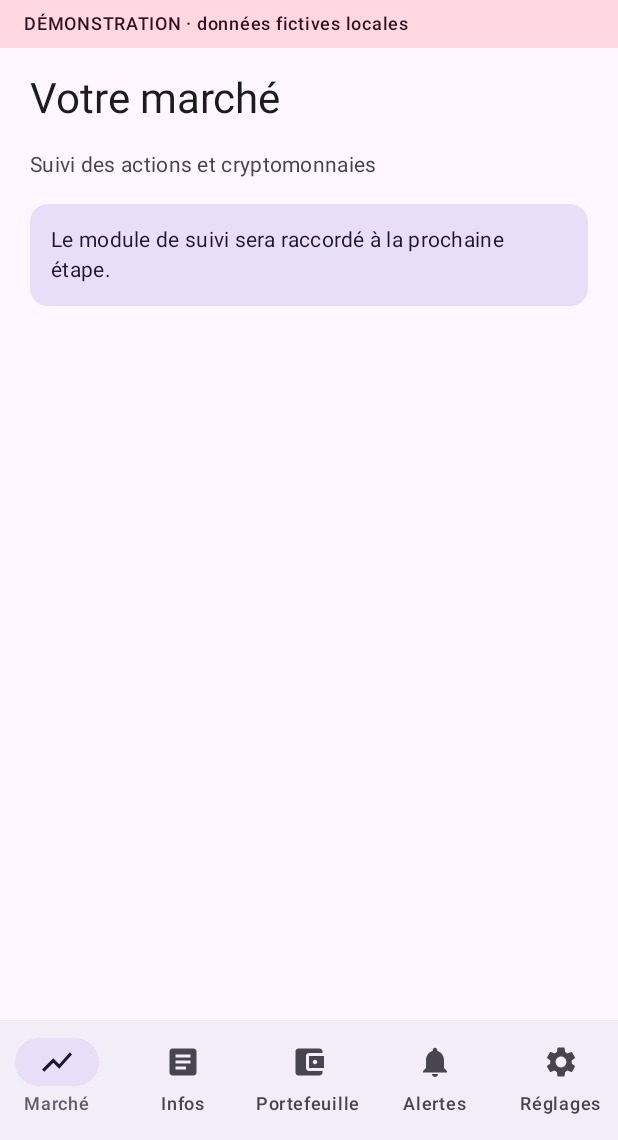
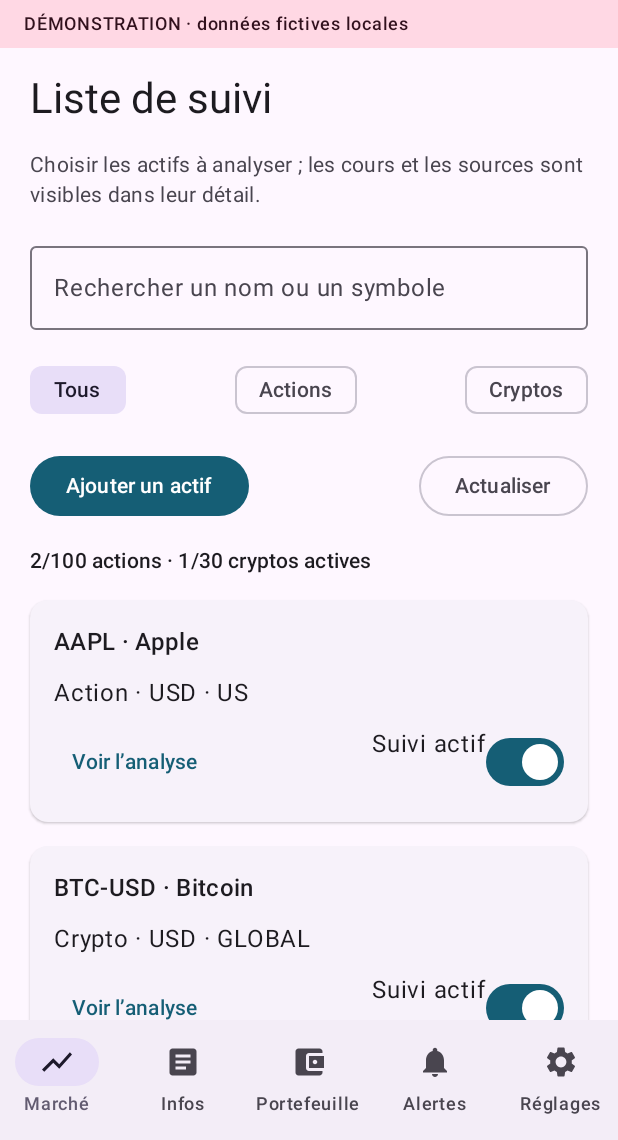
Before and after one commit to haouala/bourse-ai-action, an Android app built with Jetpack Compose: the screen it shows after launch (MainActivity), on a phone screen of 412 x 824 dp, the part 96-1236 px from its top. Run offline under Robolectric (Android 15) with nearby library versions, the phone set to English and light mode, and no system bars; pictures from the network do not load.

Commit message:
Android module 2: stock and crypto watchlist, filters and registration
Validation: APK assembled, Android Lint passed, 12 tests passed.

```diff
--- a/bourse-ai-android/app/src/main/java/lu/bourse/mobile/data/DemoTransport.kt
+++ b/bourse-ai-android/app/src/main/java/lu/bourse/mobile/data/DemoTransport.kt
@@ -4,8 +4,27 @@ import com.google.gson.*
 
 /** Local fixtures only. They never call or write to a server. */
 class DemoTransport : Transport {
+    private val watchlist = JsonArray().apply {
+        add(watchRow(1, "AAPL", "Apple", "STOCK", "AAPL"))
+        add(watchRow(2, "NVDA", "NVIDIA", "STOCK", "NVDA"))
+        add(watchRow(3, "BTC-USD", "Bitcoin", "CRYPTO", "BTC/USD"))
+    }
+    private fun watchRow(id: Long, symbol: String, name: String, type: String, provider: String): JsonObject = obj("asset_id" to id, "symbol" to symbol, "name" to name, "asset_type" to type, "currency" to "USD", "provider_symbol" to provider, "region" to if (type == "CRYPTO") "GLOBAL" else "US", "market_zone" to if (type == "CRYPTO") "UTC" else "America/New_York", "session_open" to if (type == "CRYPTO") "00:00" else "09:30", "session_close" to if (type == "CRYPTO") "00:00" else "16:00", "enabled" to true)
     override suspend fun request(method: String, path: List<String>, query: Map<String, String>, body: JsonObject?): JsonElement {
         if (path == listOf("actuator", "health")) return obj("status" to "UP", "mode" to "DEMO")
+        if (path == listOf("api", "v1", "watchlist")) {
+            if (method == "GET") return watchlist.deepCopy()
+            if (method == "PUT" && body != null) {
+                val existing = watchlist.map { it.asJsonObject }.firstOrNull { it.text("symbol") == body.text("symbol") }
+                if (existing != null && (existing.text("assetType") != body.text("assetType") || existing.text("currency") != body.text("currency"))) throw ApiFailure(409, "Type ou devise déjà définis différemment")
+                val cap = if (body.text("assetType") == "CRYPTO") 30 else 100
+                if (body.flag("enabled") == true && existing?.flag("enabled") != true && watchlist.count { it.asJsonObject.text("assetType") == body.text("assetType") && it.asJsonObject.flag("enabled") == true } >= cap) throw ApiFailure(409, "Capacité de suivi atteinte")
+                val row = body.deepCopy(); val id = existing?.id("assetId") ?: (watchlist.size() + 1).toLong(); row.addProperty("asset_id", id)
+                if (existing != null) watchlist.remove(existing)
+                watchlist.add(row)
+                return obj("assetId" to id)
+            }
+        }
         throw ApiFailure(404, "Module de démonstration pas encore disponible")
     }
 }
--- /dev/null
+++ b/bourse-ai-android/app/src/main/java/lu/bourse/mobile/data/Watchlist.kt
@@ -0,0 +1,29 @@
+package lu.bourse.mobile.data
+
+import com.google.gson.JsonElement
+import com.google.gson.JsonObject
+import java.time.LocalTime
+import java.time.ZoneId
+
+data class Asset(val assetId: Long, val symbol: String, val name: String, val type: String, val currency: String, val providerSymbol: String, val region: String, val zone: String, val opens: String, val closes: String, val enabled: Boolean) {
+    fun payload(active: Boolean = enabled) = obj("symbol" to symbol, "name" to name, "assetType" to type, "currency" to currency, "providerSymbol" to providerSymbol, "region" to region, "marketZone" to zone, "sessionOpen" to opens, "sessionClose" to closes, "enabled" to active)
+}
+fun assets(value: JsonElement): List<Asset> = value.rows().map { r -> Asset(
+    r.id("assetId") ?: throw ContractFailure("Identifiant d’actif absent"), r.required("symbol"), r.required("name"), r.required("assetType"), r.required("currency"), r.required("providerSymbol"), r.required("region"), r.required("marketZone"), r.required("sessionOpen"), r.required("sessionClose"), r.flag("enabled") ?: throw ContractFailure("État de suivi absent")
+) }
+fun filterAssets(all: List<Asset>, query: String, type: String): List<Asset> = all.filter { (type == "ALL" || it.type == type) && (it.symbol.contains(query.trim(), true) || it.name.contains(query.trim(), true)) }.sortedBy { it.symbol }
+fun watchPayload(values: Map<String, String>, enabled: Boolean = true): JsonObject {
+    val symbol = normalizedSymbol(values.getValue("symbol")); val type = values.getValue("type")
+    require(type in setOf("STOCK", "CRYPTO")) { "Type d’actif invalide" }
+    val currency = values.getValue("currency").trim().uppercase(java.util.Locale.ROOT)
+    require(currency.matches(Regex("[A-Z]{3}"))) { "Devise sur trois lettres requise" }
+    val name = values.getValue("name").trim(); require(name.isNotBlank() && name.length <= 255) { "Nom requis (255 caractères maximum)" }
+    val provider = values.getValue("provider").trim(); require(provider.matches(Regex("[A-Za-z0-9._:/-]{1,80}"))) { "Symbole fournisseur invalide" }
+    val zone = if (type == "CRYPTO") "UTC" else values.getValue("zone").trim()
+    val opens = if (type == "CRYPTO") "00:00" else values.getValue("opens").trim()
+    val closes = if (type == "CRYPTO") "00:00" else values.getValue("closes").trim()
+    try { ZoneId.of(zone); require(type == "CRYPTO" || LocalTime.parse(opens).isBefore(LocalTime.parse(closes))) } catch (_: Exception) { throw IllegalArgumentException("Fuseau ou horaires invalides") }
+    val region = if (type == "CRYPTO") "GLOBAL" else values.getValue("region")
+    require(region in setOf("US", "EU", "GLOBAL")) { "Région invalide" }
+    return obj("symbol" to symbol, "name" to name, "assetType" to type, "currency" to currency, "providerSymbol" to provider, "region" to region, "marketZone" to zone, "sessionOpen" to opens, "sessionClose" to closes, "enabled" to enabled)
+}
--- a/bourse-ai-android/app/src/main/java/lu/bourse/mobile/ui/BourseApp.kt
+++ b/bourse-ai-android/app/src/main/java/lu/bourse/mobile/ui/BourseApp.kt
@@ -12,6 +12,7 @@ import androidx.compose.ui.Modifier
 import androidx.compose.ui.graphics.vector.ImageVector
 import androidx.compose.ui.platform.testTag
 import androidx.compose.ui.unit.dp
+import android.net.Uri
 import androidx.lifecycle.compose.collectAsStateWithLifecycle
 import androidx.navigation.compose.*
 import lu.bourse.mobile.*
@@ -39,7 +40,8 @@ fun BourseApp(store: AppStore) {
                 Text(if (config.demo) "DÉMONSTRATION · données fictives locales" else "SERVEUR · ${config.server}", Modifier.fillMaxWidth().padding(horizontal = 16.dp, vertical = 8.dp), style = MaterialTheme.typography.labelMedium)
             }
             NavHost(nav, startDestination = "market", modifier = Modifier.weight(1f)) {
-                composable("market") { Page("Votre marché", "Suivi des actions et cryptomonnaies") { Note("Le module de suivi sera raccordé à la prochaine étape.") } }
+                composable("market") { MarketScreen(store) { nav.navigate("asset/${Uri.encode(it)}") } }
+                composable("asset/{symbol}") { Page(it.arguments?.getString("symbol") ?: "Actif") { Note("Le module de détail arrive dans le prochain commit.") } }
                 composable("news") { Page("Informations", "Actualités et personnages publics") { Note("Module en cours de préparation.") } }
                 composable("portfolio") { Page("Portefeuille") { Note("Module en cours de préparation.") } }
                 composable("alerts") { Page("Alertes") { Note("Module en cours de préparation.") } }
--- /dev/null
+++ b/bourse-ai-android/app/src/main/java/lu/bourse/mobile/ui/MarketScreen.kt
@@ -0,0 +1,55 @@
+package lu.bourse.mobile.ui
+
+import androidx.compose.foundation.layout.*
+import androidx.compose.material3.*
+import androidx.compose.runtime.*
+import androidx.compose.runtime.saveable.rememberSaveable
+import androidx.compose.ui.Modifier
+import androidx.compose.ui.platform.testTag
+import androidx.lifecycle.compose.collectAsStateWithLifecycle
+import lu.bourse.mobile.*
+import lu.bourse.mobile.data.*
+
+@Composable
+fun MarketScreen(store: AppStore, open: (String) -> Unit) {
+    val config by store.config.collectAsStateWithLifecycle()
+    val states by store.resources.collectAsStateWithLifecycle()
+    var search by rememberSaveable { mutableStateOf("") }
+    var type by rememberSaveable { mutableStateOf("ALL") }
+    var adding by rememberSaveable { mutableStateOf(false) }
+    fun refresh() = store.load("watchlist", api("watchlist"))
+    LaunchedEffect(config) { refresh() }
+    Page("Liste de suivi", "Choisir les actifs à analyser ; les cours et les sources sont visibles dans leur détail.") {
+        OutlinedTextField(search, { search = it }, label = { Text("Rechercher un nom ou un symbole") }, modifier = Modifier.fillMaxWidth().testTag("market-search"), singleLine = true)
+        Row(horizontalArrangement = Arrangement.SpaceBetween, modifier = Modifier.fillMaxWidth()) {
+            listOf("ALL" to "Tous", "STOCK" to "Actions", "CRYPTO" to "Cryptos").forEach { (key, label) -> FilterChip(selected = type == key, onClick = { type = key }, label = { Text(label) }) }
+        }
+        Row(horizontalArrangement = Arrangement.SpaceBetween, modifier = Modifier.fillMaxWidth()) {
+            Button(onClick = { store.clear("watch-write"); adding = true }) { Text("Ajouter un actif") }
+            OutlinedButton(onClick = { refresh() }) { Text("Actualiser") }
+        }
+        states["watch-write"]?.error?.let { Note(it, true) }
+        DataBlock(store, "watchlist", decode = ::assets) { all ->
+            Text("${all.count { it.type == "STOCK" && it.enabled }}/100 actions · ${all.count { it.type == "CRYPTO" && it.enabled }}/30 cryptos actives", style = MaterialTheme.typography.labelLarge)
+            val visible = filterAssets(all, search, type)
+            if (visible.isEmpty()) Note(if (all.isEmpty()) "Aucun actif. Ajouter un premier symbole." else "Aucun actif ne correspond à la recherche.")
+            visible.forEach { asset -> Panel("${asset.symbol} · ${asset.name}") {
+                Text("${if (asset.type == "CRYPTO") "Crypto" else "Action"} · ${asset.currency} · ${asset.region}")
+                Row(horizontalArrangement = Arrangement.SpaceBetween, modifier = Modifier.fillMaxWidth()) {
+                    TextButton(onClick = { open(asset.symbol) }, modifier = Modifier.testTag("asset-${asset.symbol}")) { Text("Voir l’analyse") }
+                    Row { Text(if (asset.enabled) "Suivi actif" else "En pause"); Switch(checked = asset.enabled, enabled = states["watch-write"]?.loading != true, onCheckedChange = { active ->
+                        store.mutate("watch-write", api("watchlist"), asset.payload(active), "PUT") { refresh() }
+                    }) }
+                }
+            } }
+        }
+    }
+    if (adding) EditorDialog("Ajouter au suivi", listOf(
+        InputField("symbol", "Symbole, ex. NVDA"), InputField("name", "Nom de l’actif"), InputField("type", "Type", "STOCK", options = listOf("STOCK", "CRYPTO")),
+        InputField("currency", "Devise", "USD"), InputField("provider", "Symbole du fournisseur, ex. BTC/USD"),
+        InputField("region", "Région", "US", options = listOf("US", "EU", "GLOBAL")), InputField("zone", "Fuseau du marché", "America/New_York"), InputField("opens", "Ouverture locale (HH:mm)", "09:30"), InputField("closes", "Clôture locale (HH:mm)", "16:00")
+    ), store, "watch-write", { adding = false }) { values ->
+        val body = watchPayload(values)
+        store.mutate("watch-write", api("watchlist"), body, "PUT") { adding = false; refresh() }
+    }
+}
```
Also changed, not shown: 2 other files.
